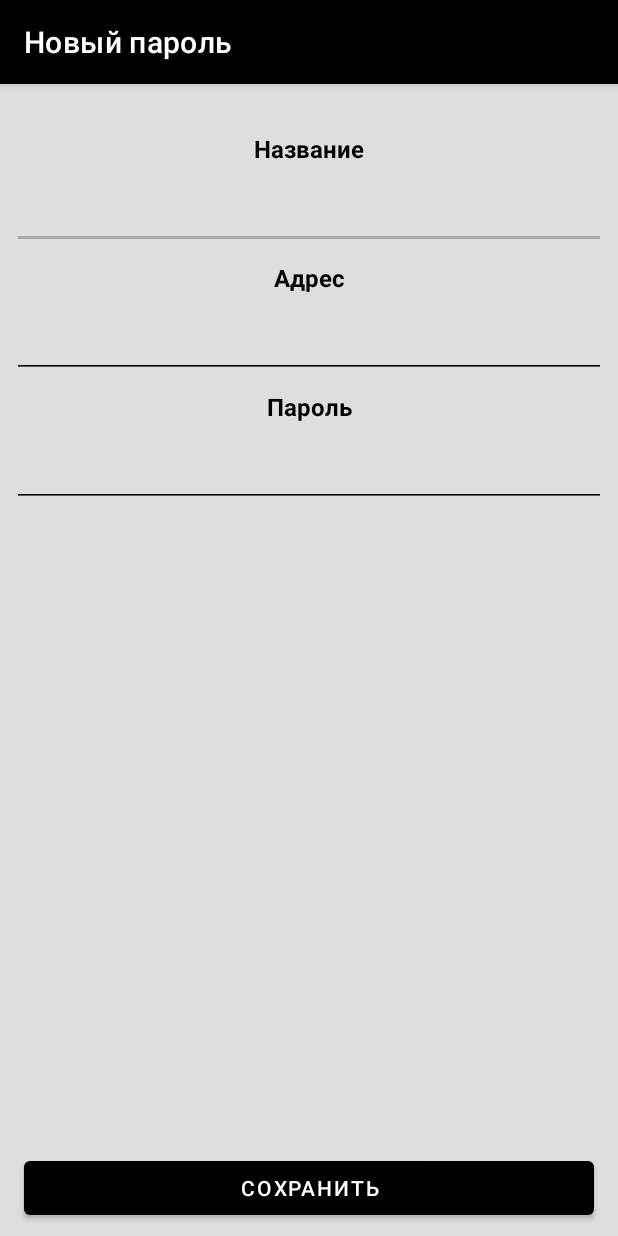
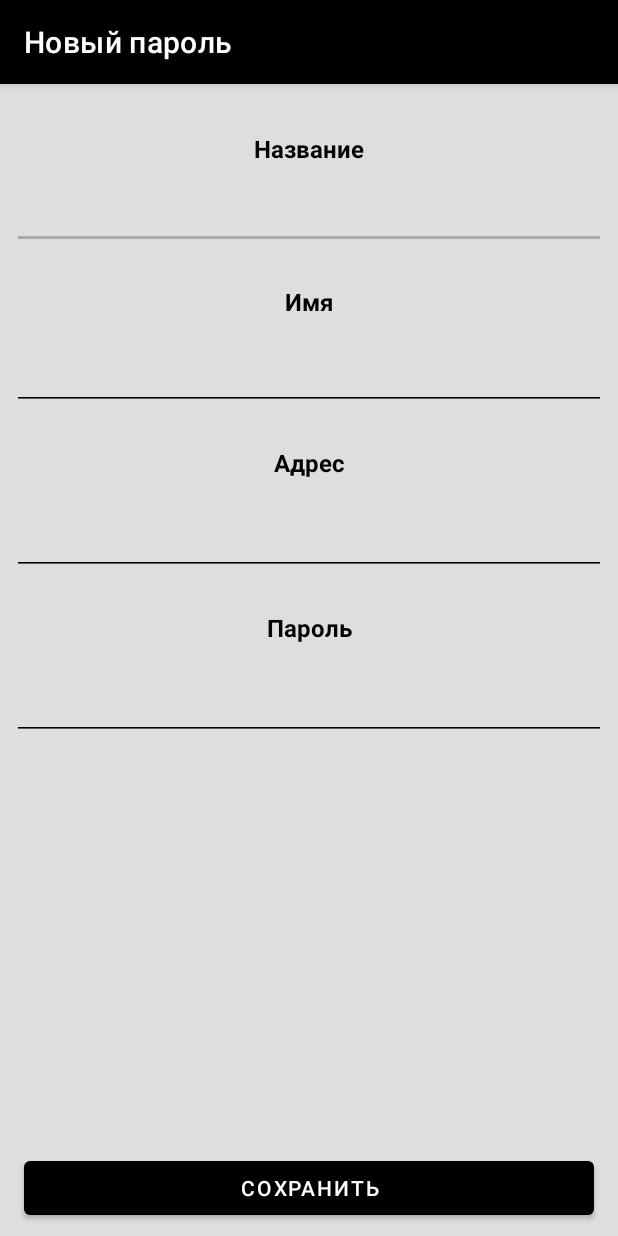
Before and after one commit to YuriYunitski/PassKeeper, an Android app: the MainActivity screen opened directly, with no data from a screen before it, after a tap on an icon or button, on a phone screen of 412 x 824 dp. Run offline under Robolectric (Android 15) with nearby library versions, the light colour scheme and no system bars.

Commit message:
name add

```diff
--- a/app/src/main/java/com/yunitski/passkeeper/DBHelper.java
+++ b/app/src/main/java/com/yunitski/passkeeper/DBHelper.java
@@ -11,7 +11,7 @@ public class DBHelper extends SQLiteOpenHelper {
     }
     @Override
     public void onCreate(SQLiteDatabase db) {
-        String createTable = "CREATE TABLE " + InputData.TaskEntry.TABLE + " (" + InputData.TaskEntry._ID + " INTEGER PRIMARY KEY AUTOINCREMENT, " + InputData.TaskEntry.NAMES + " TEXT, " + InputData.TaskEntry.LINKS + " TEXT, " + InputData.TaskEntry.PASSES + " TEXT);";
+        String createTable = "CREATE TABLE " + InputData.TaskEntry.TABLE + " (" + InputData.TaskEntry._ID + " INTEGER PRIMARY KEY AUTOINCREMENT, " + InputData.TaskEntry.NAMES + " TEXT, " + InputData.TaskEntry.NAMESTR + " TEXT, " + InputData.TaskEntry.LINKS + " TEXT, " + InputData.TaskEntry.PASSES + " TEXT);";
         db.execSQL(createTable);
     }
 
--- a/app/src/main/java/com/yunitski/passkeeper/InputData.java
+++ b/app/src/main/java/com/yunitski/passkeeper/InputData.java
@@ -8,6 +8,7 @@ public class InputData {
     static class TaskEntry implements BaseColumns {
         public static final String TABLE = "table_names";
         public static final String NAMES = "names";
+        public static final String NAMESTR = "namestr";
         public static final String LINKS = "links";
         public static final String PASSES = "passes";
     }
--- a/app/src/main/java/com/yunitski/passkeeper/MainActivity.java
+++ b/app/src/main/java/com/yunitski/passkeeper/MainActivity.java
@@ -47,11 +47,12 @@ public class MainActivity extends AppCompatActivity implements View.OnClickListe
     ArrayList<String> arrayList;
     ArrayList<String> linksArray;
     ArrayList<String> passesArray;
+    ArrayList<String> namesList;
     ArrayList<Integer> indexes;
     ArrayAdapter<String> arrayAdapter;
     public static final int ACCESS_SAVE = 1;
     public static final int DB_CHANGE = 2;
-    String res, link, pass, resIn, linkIn, passIn;
+    String res, link, pass, name, resIn, linkIn, passIn, nameIn;
     DBHelper dbHelper;
     FragmentManager fragmentManager;
     SQLiteDatabase database;
@@ -100,9 +101,10 @@ public class MainActivity extends AppCompatActivity implements View.OnClickListe
         if (requestCode == ACCESS_SAVE) {
             if (resultCode == RESULT_OK) {
                 res = data.getStringExtra("res");
+                name = data.getStringExtra("name");
                 link = data.getStringExtra("link");
                 pass = data.getStringExtra("pass");
-                NewPassClass newPassClass = new NewPassClass(res, link, pass);
+                NewPassClass newPassClass = new NewPassClass(res, name, link, pass);
                 String r = newPassClass.getNameOfResource();
                 arrayAdapter.add(r);
             }
@@ -110,9 +112,9 @@ public class MainActivity extends AppCompatActivity implements View.OnClickListe
         } else if (requestCode == DB_CHANGE){
             if (resultCode == RESULT_OK){
                 res = data.getStringExtra("r1");
+                name = data.getStringExtra("n1");
                 link = data.getStringExtra("l1");
                 pass = data.getStringExtra("p1");
-
             }
         }
         updateUI();
@@ -196,10 +198,12 @@ public class MainActivity extends AppCompatActivity implements View.OnClickListe
                 String r = arrayList.get(info.position);
                 String l = linksArray.get(info.position);
                 String p = passesArray.get(info.position);
+                String n = namesList.get(info.position);
                 int i = indexes.get(info.position);
                 intent.putExtra("res", r);
                 intent.putExtra("link", l);
                 intent.putExtra("pass", p);
+                intent.putExtra("name", n);
                 intent.putExtra("ind", i);
                 startActivityForResult(intent, DB_CHANGE);
                 break;
@@ -211,17 +215,20 @@ public class MainActivity extends AppCompatActivity implements View.OnClickListe
         arrayList = new ArrayList<>();
         linksArray = new ArrayList<>();
         passesArray = new ArrayList<>();
+        namesList = new ArrayList<>();
         indexes = new ArrayList<>();
         database = dbHelper.getReadableDatabase();
 
 
-        Cursor cursor = database.query(InputData.TaskEntry.TABLE, new String[]{InputData.TaskEntry._ID, InputData.TaskEntry.NAMES, InputData.TaskEntry.LINKS, InputData.TaskEntry.PASSES}, null, null, null, null, null);
+        Cursor cursor = database.query(InputData.TaskEntry.TABLE, new String[]{InputData.TaskEntry._ID, InputData.TaskEntry.NAMES,InputData.TaskEntry.NAMESTR, InputData.TaskEntry.LINKS, InputData.TaskEntry.PASSES}, null, null, null, null, null);
         while (cursor.moveToNext()){
             int idIndex = cursor.getColumnIndex(InputData.TaskEntry._ID);
             int index = cursor.getColumnIndex(InputData.TaskEntry.NAMES);
+            int indexNN = cursor.getColumnIndex(InputData.TaskEntry.NAMESTR);
             int indexL = cursor.getColumnIndex(InputData.TaskEntry.LINKS);
             int indexP = cursor.getColumnIndex(InputData.TaskEntry.PASSES);
             arrayList.add( cursor.getString(index));
+            namesList.add(cursor.getString(indexNN));
             linksArray.add( cursor.getString(indexL));
             passesArray.add( cursor.getString(indexP));
             indexes.add( cursor.getInt(idIndex));
@@ -247,14 +254,13 @@ public class MainActivity extends AppCompatActivity implements View.OnClickListe
 
                     int actualPosition = arrayList.indexOf(arrayAdapter.getItem(position));
                         resIn = arrayList.get(actualPosition);
+                        nameIn = namesList.get(actualPosition);
                         linkIn = linksArray.get(actualPosition);
                         passIn = passesArray.get(actualPosition);
                         fragmentManager = getSupportFragmentManager();
                         fragmentTransaction = fragmentManager.beginTransaction();
-                        passInfoFragment = new PassInfoFragment(resIn, linkIn, passIn);
+                        passInfoFragment = new PassInfoFragment(resIn, nameIn, linkIn, passIn);
                         fragmentTransaction.add(R.id.frame, passInfoFragment).commit();
-                        int l = indexes.get(position) - 1;
-                        Toast.makeText(getApplicationContext(), ""+l + " " + id, Toast.LENGTH_SHORT).show();
 
                     }
             });
--- a/app/src/main/java/com/yunitski/passkeeper/NewPass.java
+++ b/app/src/main/java/com/yunitski/passkeeper/NewPass.java
@@ -14,9 +14,9 @@ import android.widget.Toast;
 
 public class NewPass extends AppCompatActivity implements View.OnClickListener {
 
-    EditText res, link, pass;
+    EditText res, name, link, pass;
     Button save;
-    String resToS, linkToS, passToS;
+    String resToS, nameToS, linkToS, passToS;
     DBHelper dbHelper;
 
     @Override
@@ -26,6 +26,7 @@ public class NewPass extends AppCompatActivity implements View.OnClickListener {
         setTitle("Новый пароль");
 
         res = findViewById(R.id.et_name_of_res);
+        name = findViewById(R.id.et_name);
         link = findViewById(R.id.et_link);
         pass = findViewById(R.id.et_pass);
         save = findViewById(R.id.save_button);
@@ -36,6 +37,7 @@ public class NewPass extends AppCompatActivity implements View.OnClickListener {
     @Override
     public void onClick(View v) {
         resToS = res.getText().toString();
+        nameToS = name.getText().toString();
         linkToS = link.getText().toString();
         passToS = pass.getText().toString();
         ContentValues cv = new ContentValues();
@@ -43,10 +45,12 @@ public class NewPass extends AppCompatActivity implements View.OnClickListener {
         if (!resToS.isEmpty() || !linkToS.isEmpty() || !passToS.isEmpty()) {
             Intent intent = new Intent();
             intent.putExtra("res", resToS);
+            intent.putExtra("name", nameToS);
             intent.putExtra("link", linkToS);
             intent.putExtra("pass", passToS);
             setResult(RESULT_OK, intent);
             cv.put(InputData.TaskEntry.NAMES, resToS);
+            cv.put(InputData.TaskEntry.NAMESTR, nameToS);
             cv.put(InputData.TaskEntry.LINKS, linkToS);
             cv.put(InputData.TaskEntry.PASSES, passToS);
             db.insert(InputData.TaskEntry.TABLE, null, cv);
--- a/app/src/main/res/layout/activity_new_pass.xml
+++ b/app/src/main/res/layout/activity_new_pass.xml
@@ -35,37 +35,38 @@
 
     <TextView
         android:id="@+id/link"
+        style="@style/textSt"
         android:layout_width="wrap_content"
         android:layout_height="wrap_content"
-        android:layout_marginTop="8dp"
+        android:layout_marginTop="24dp"
         android:text="Адрес"
-        style="@style/textSt"
         app:layout_constraintEnd_toEndOf="parent"
         app:layout_constraintStart_toStartOf="parent"
-        app:layout_constraintTop_toBottomOf="@+id/et_name_of_res" />
+        app:layout_constraintTop_toBottomOf="@+id/et_name" />
 
     <EditText
         android:id="@+id/et_link"
         android:layout_width="0dp"
         android:layout_height="wrap_content"
         android:layout_marginStart="8dp"
-        android:layout_marginTop="8dp"
+        android:layout_marginTop="16dp"
         android:layout_marginEnd="8dp"
         android:ems="10"
         android:inputType="textEmailAddress"
         android:textAlignment="center"
         android:textSize="20sp"
         app:layout_constraintEnd_toEndOf="parent"
+        app:layout_constraintHorizontal_bias="0.0"
         app:layout_constraintStart_toStartOf="parent"
         app:layout_constraintTop_toBottomOf="@+id/link" />
 
     <TextView
         android:id="@+id/pass"
+        style="@style/textSt"
         android:layout_width="wrap_content"
         android:layout_height="wrap_content"
-        android:layout_marginTop="8dp"
+        android:layout_marginTop="24dp"
         android:text="Пароль"
-        style="@style/textSt"
         app:layout_constraintEnd_toEndOf="parent"
         app:layout_constraintStart_toStartOf="parent"
         app:layout_constraintTop_toBottomOf="@+id/et_link" />
@@ -75,13 +76,14 @@
         android:layout_width="0dp"
         android:layout_height="wrap_content"
         android:layout_marginStart="8dp"
-        android:layout_marginTop="8dp"
+        android:layout_marginTop="16dp"
         android:layout_marginEnd="8dp"
         android:ems="10"
         android:inputType="textVisiblePassword"
         android:textAlignment="center"
         android:textSize="20sp"
         app:layout_constraintEnd_toEndOf="parent"
+        app:layout_constraintHorizontal_bias="1.0"
         app:layout_constraintStart_toStartOf="parent"
         app:layout_constraintTop_toBottomOf="@+id/pass" />
 
@@ -96,4 +98,29 @@
         app:layout_constraintBottom_toBottomOf="parent"
         app:layout_constraintEnd_toEndOf="parent"
         app:layout_constraintStart_toStartOf="parent" />
+
+    <TextView
+        android:id="@+id/name"
+        style="@style/textSt"
+        android:layout_width="wrap_content"
+        android:layout_height="wrap_content"
+        android:layout_marginTop="24dp"
+        android:text="Имя"
+        app:layout_constraintEnd_toEndOf="parent"
+        app:layout_constraintStart_toStartOf="parent"
+        app:layout_constraintTop_toBottomOf="@+id/et_name_of_res" />
+
+    <EditText
+        android:id="@+id/et_name"
+        android:layout_width="0dp"
+        android:layout_height="wrap_content"
+        android:layout_marginStart="8dp"
+        android:layout_marginTop="16dp"
+        android:layout_marginEnd="8dp"
+        android:ems="10"
+        android:textAlignment="center"
+        android:inputType="textPersonName"
+        app:layout_constraintEnd_toEndOf="parent"
+        app:layout_constraintStart_toStartOf="parent"
+        app:layout_constraintTop_toBottomOf="@+id/name" />
 </androidx.constraintlayout.widget.ConstraintLayout>
```
Also changed, not shown: app/src/main/java/com/yunitski/passkeeper/ChangeData.java (+7 -3 lines), app/src/main/java/com/yunitski/passkeeper/NewPassClass.java (+11 -1 lines), app/src/main/java/com/yunitski/passkeeper/PassInfoFragment.java (+15 -3 lines), app/src/main/res/layout/activity_change_data.xml (+30 -2 lines), app/src/main/res/layout/fragment_pass_info.xml (+48 -1 lines).
